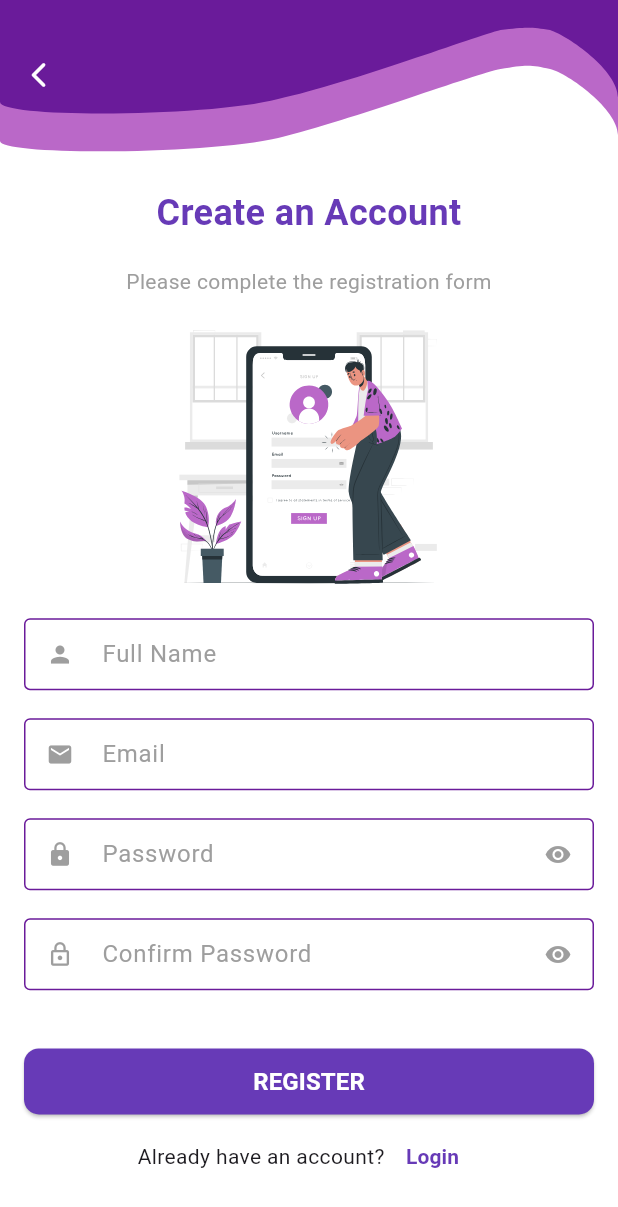
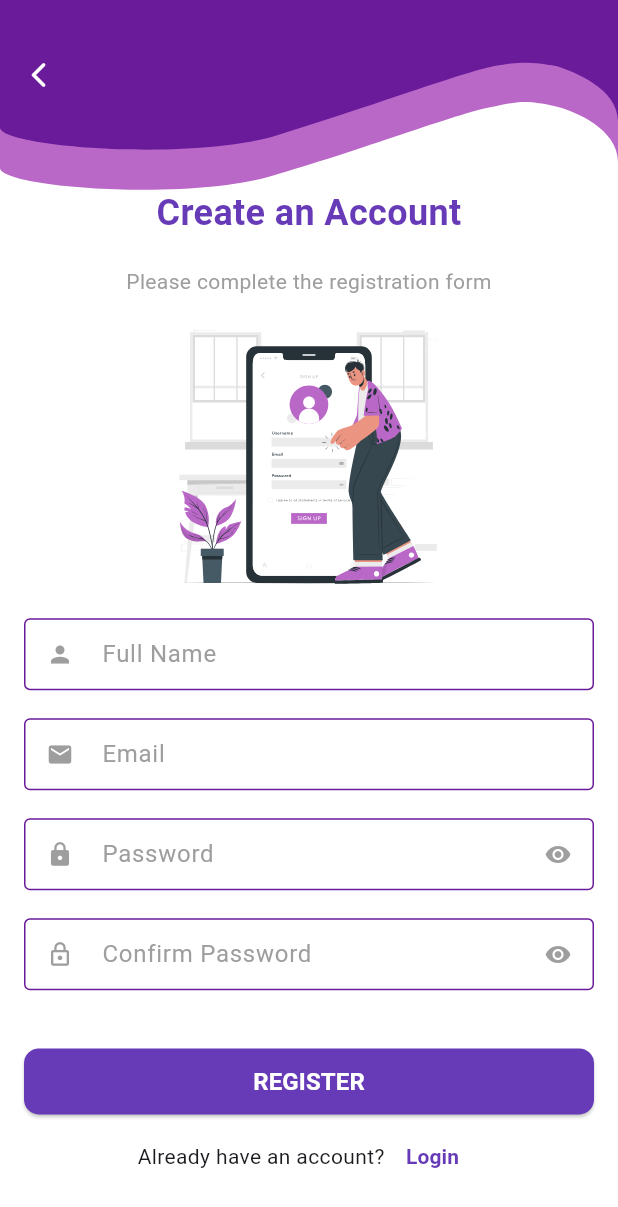
Before and after one commit to anndeviant/tpm_teori_t3, a Flutter app: the screen it shows after launch, after a tap on "SIGN UP", on a phone screen of 412 x 824 dp. Shown: the top 1207 px of the screen. Run offline on Flutter 3.47's test engine with Material 3 defaults, Android fonts, the phone set to English and light mode, and no system bars; our stand-ins replace cloud_firestore, curved_navigation_bar, firebase_auth, firebase_core, flutter_svg, internet_connection_checker and 1 more; accounts and stored records are empty.

Commit message:
mengganti ukuran painter

```diff
--- a/lib/utils/painter.dart
+++ b/lib/utils/painter.dart
@@ -1,4 +1,3 @@
-
 import 'package:flutter/material.dart';
 
 class HeadPainter extends CustomPainter {
@@ -11,46 +10,43 @@ class HeadPainter extends CustomPainter {
 
     paint.color = Color(0xffBA68C8);
     path = Path();
-    path.lineTo(0, size.height * 0.94);
+    path.lineTo(0, size.height * 1.12);
+    path.cubicTo(0, size.height, 0, size.height * 0.26, 0, size.height * 0.26);
+    path.cubicTo(0, size.height * 0.26, size.width, size.height * 0.26,
+        size.width, size.height * 0.26);
+    path.cubicTo(size.width, size.height * 0.26, size.width, size.height * 1.08,
+        size.width, size.height * 1.08);
+    path.cubicTo(size.width, size.height * 0.86, size.width * 0.93,
+        size.height * 0.74, size.width * 0.9, size.height * 0.71);
+    path.cubicTo(size.width * 0.86, size.height * 0.67, size.width * 0.84,
+        size.height * 0.67, size.width * 0.8, size.height * 0.71);
+    path.cubicTo(size.width * 0.75, size.height * 0.74, size.width * 0.6,
+        size.height * 0.98, size.width * 0.45, size.height * 1.16);
+    path.cubicTo(size.width * 0.31, size.height * 1.35, 0, size.height * 1.25,
+        0, size.height * 1.12);
     path.cubicTo(
-        0, size.height * 0.83, 0, size.height * 0.01, 0, size.height * 0.01);
-    path.cubicTo(0, size.height * 0.01, size.width / 2, size.height * 0.01,
-        size.width / 2, size.height * 0.01);
-    path.cubicTo(size.width / 2, size.height * 0.01, size.width,
-        size.height * 0.01, size.width, size.height * 0.01);
-    path.cubicTo(size.width, size.height * 0.01, size.width, size.height * 0.9,
-        size.width, size.height * 0.9);
-    path.cubicTo(size.width, size.height * 0.73, size.width * 0.92,
-        size.height * 0.49, size.width * 0.89, size.height * 0.46);
-    path.cubicTo(size.width * 0.86, size.height * 0.43, size.width * 0.85,
-        size.height * 0.43, size.width * 0.81, size.height * 0.46);
-    path.cubicTo(size.width * 0.77, size.height * 0.49, size.width * 0.57,
-        size.height * 0.8, size.width * 0.45, size.height * 0.92);
-    path.cubicTo(size.width * 0.34, size.height * 1.03, 0, size.height * 1.04,
-        0, size.height * 0.94);
-    path.cubicTo(
-        0, size.height * 0.94, 0, size.height * 0.94, 0, size.height * 0.94);
+        0, size.height * 1.12, 0, size.height * 1.12, 0, size.height * 1.12);
     canvas.drawPath(path, paint);
 
     // Path number 2
 
     paint.color = Color(0xff6A1B9A);
     path = Path();
-    path.lineTo(0, size.height * 0.68);
-    path.cubicTo(0, size.height * 0.58, 0, 0, 0, 0);
+    path.lineTo(0, size.height * 0.85);
+    path.cubicTo(0, size.height * 0.73, 0, 0, 0, 0);
     path.cubicTo(0, 0, size.width, 0, size.width, 0);
-    path.cubicTo(size.width, 0, size.width, size.height * 0.65, size.width,
-        size.height * 0.65);
-    path.cubicTo(size.width, size.height * 0.47, size.width * 0.92,
-        size.height * 0.24, size.width * 0.89, size.height / 5);
-    path.cubicTo(size.width * 0.86, size.height * 0.18, size.width * 0.85,
-        size.height * 0.18, size.width * 0.81, size.height / 5);
-    path.cubicTo(size.width * 0.77, size.height * 0.24, size.width * 0.57,
-        size.height * 0.55, size.width * 0.45, size.height * 0.66);
-    path.cubicTo(size.width * 0.34, size.height * 0.78, 0, size.height * 0.79,
-        0, size.height * 0.68);
+    path.cubicTo(size.width, 0, size.width, size.height * 0.81, size.width,
+        size.height * 0.81);
+    path.cubicTo(size.width, size.height * 0.59, size.width * 0.93,
+        size.height * 0.48, size.width * 0.9, size.height * 0.44);
+    path.cubicTo(size.width * 0.86, size.height * 0.41, size.width * 0.84,
+        size.height * 0.41, size.width * 0.8, size.height * 0.44);
+    path.cubicTo(size.width * 0.75, size.height * 0.48, size.width * 0.6,
+        size.height * 0.71, size.width * 0.45, size.height * 0.9);
+    path.cubicTo(size.width * 0.31, size.height * 1.08, 0, size.height * 0.98,
+        0, size.height * 0.85);
     path.cubicTo(
-        0, size.height * 0.68, 0, size.height * 0.68, 0, size.height * 0.68);
+        0, size.height * 0.85, 0, size.height * 0.85, 0, size.height * 0.85);
     canvas.drawPath(path, paint);
   }
 
```
